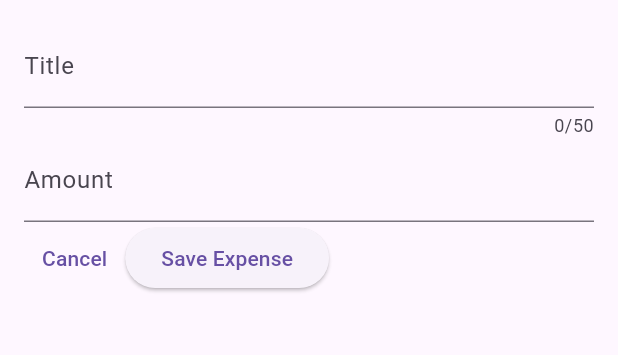
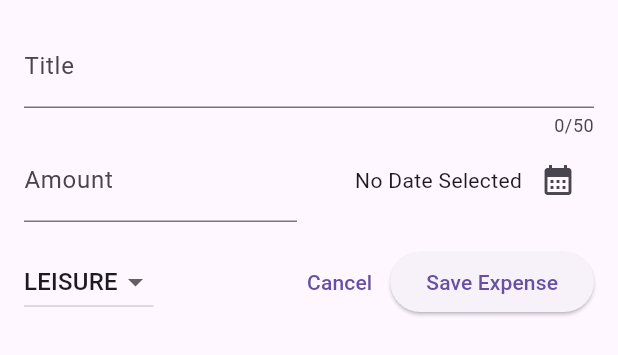
Before and after one commit to sepakTama/expense_tracker, a Flutter app: the NewExpense widget shown alone on an empty page, opened directly, on a phone screen of 412 x 824 dp. Shown: the top 355 px of the screen. Run offline on Flutter 3.47's test engine with Material 2 defaults, Android fonts, the phone set to English and light mode, and no system bars.

Commit message:
drop button

```diff
--- a/lib/widgets/new_expense.dart
+++ b/lib/widgets/new_expense.dart
@@ -1,4 +1,5 @@
 import 'package:flutter/material.dart';
+import 'package:expense_tracker/models/expense.dart';
 
 class NewExpense extends StatefulWidget {
   const NewExpense({super.key});
@@ -12,6 +13,24 @@ class NewExpense extends StatefulWidget {
 class _NewExpenseState extends State<NewExpense> {
   final _titleController = TextEditingController();
   final _amountController = TextEditingController();
+  DateTime? _selectedDate;
+  Category _selectedCategory = Category.leisure;
+
+  void _presentDatePicker() async {
+    final now = DateTime.now();
+    final firstDate = DateTime(now.year - 1, now.month, now.day);
+    final lastDate = DateTime.now();
+    final pickedDate = await showDatePicker(
+      context: context,
+      initialDate: now,
+      firstDate: firstDate,
+      lastDate: lastDate,
+    );
+    // this line is only executed once this value is available
+    setState(() {
+      _selectedDate = pickedDate;
+    });
+  }
 
   @override
   void dispose() {
@@ -39,7 +58,10 @@ class _NewExpenseState extends State<NewExpense> {
               label: Text('Title'),
             ),
           ),
-          TextField(
+          Row(
+            children: [
+              Expanded(
+                child: TextField(
                   controller: _amountController,
                   keyboardType: TextInputType.number,
                   decoration: const InputDecoration(
@@ -47,8 +69,50 @@ class _NewExpenseState extends State<NewExpense> {
                     label: Text('Amount'),
                   ),
                 ),
+              ),
+              const SizedBox(width: 16),
+              Expanded(
+                child: Row(
+                  mainAxisAlignment: MainAxisAlignment.end,
+                  crossAxisAlignment: CrossAxisAlignment.center,
+                  children: [
+                    Text(_selectedDate == null
+                        ? 'No Date Selected'
+                        : formatter.format(_selectedDate!)),
+                    IconButton(
+                      onPressed: _presentDatePicker,
+                      icon: const Icon(Icons.calendar_month),
+                    )
+                  ],
+                ),
+              ),
+            ],
+          ),
+          const SizedBox(height: 16),
           Row(
             children: [
+              DropdownButton(
+                value: _selectedCategory,
+                items: Category.values
+                    .map(
+                      (category) => DropdownMenuItem(
+                        value: category,
+                        child: Text(
+                          category.name.toUpperCase(),
+                        ),
+                      ),
+                    )
+                    .toList(),
+                onChanged: (value) {
+                  if (value == null) {
+                    return;
+                  }
+                  setState(() {
+                    _selectedCategory = value;
+                  });
+                },
+              ),
+              const Spacer(),
               TextButton(
                 onPressed: () {
                   Navigator.pop(context); // context is automatically built
```
Lines whose indentation alone changed are shown as unchanged.
